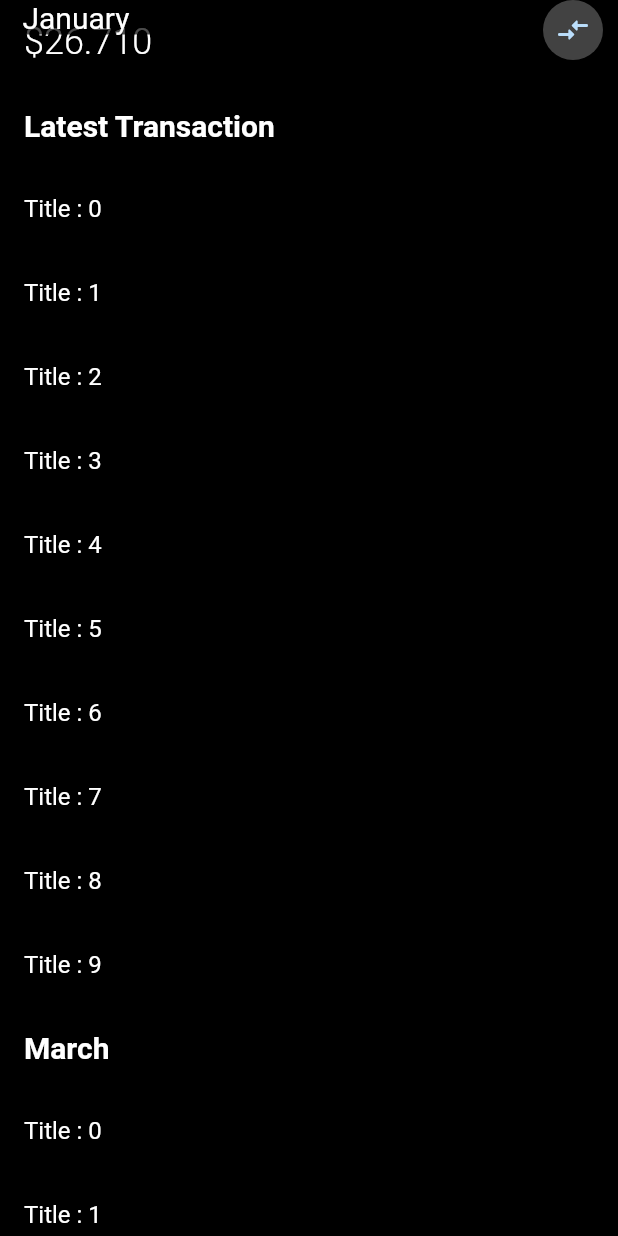
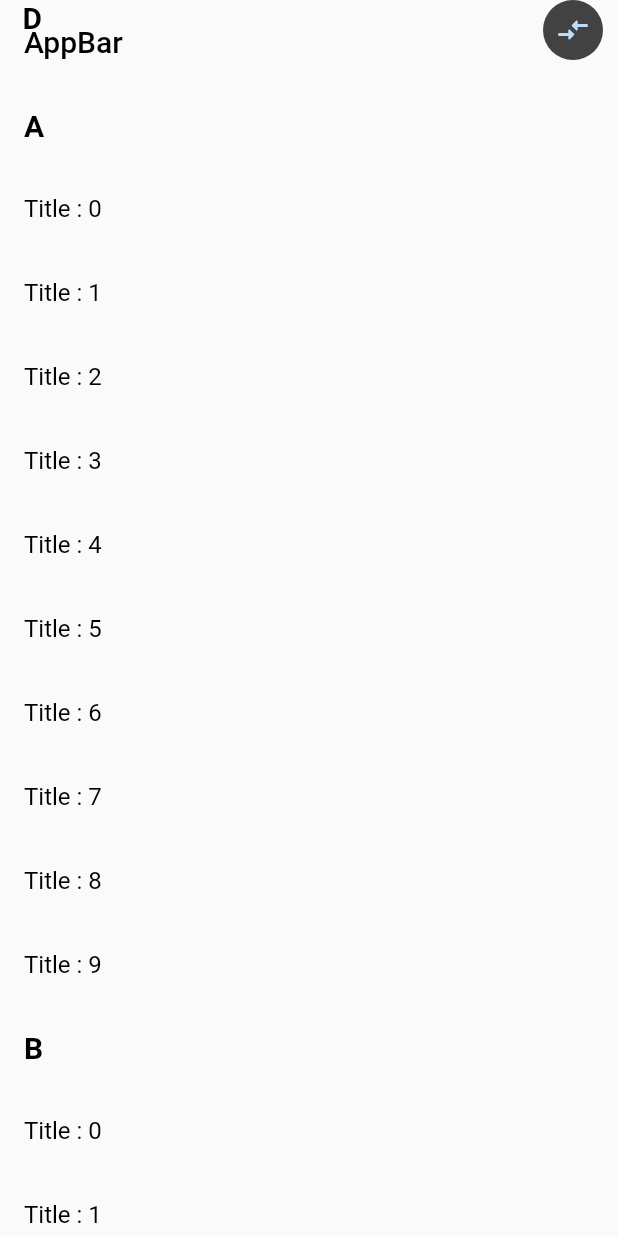
Before and after one commit to 7ANV1R/Bank-App-UI, a Flutter app: the screen it shows after launch, on a phone screen of 412 x 824 dp. Run offline on Flutter 3.47's test engine with Material 2 defaults, Android fonts, the phone set to English and light mode, and no system bars.

Commit message:
adding some garbage code

```diff
--- a/lib/main.dart
+++ b/lib/main.dart
@@ -1,3 +1,4 @@
+import 'package:bank_app/screen/List/StatsList.dart';
 import 'package:bank_app/screen/homepage.dart';
 import 'package:flutter/material.dart';
 
@@ -16,7 +17,7 @@ class MyApp extends StatelessWidget {
       theme: ThemeData(
         primarySwatch: Colors.blue,
       ),
-      home: const HomePage(),
+      home: const StatsList(),
     );
   }
 }
--- /dev/null
+++ b/lib/screen/List/StatsList.dart
@@ -0,0 +1,174 @@
+import 'package:bank_app/screen/List/my_header_title.dart';
+import 'package:flutter/material.dart';
+
+class StatsList extends StatefulWidget {
+  const StatsList({Key? key}) : super(key: key);
+
+  @override
+  State<StatsList> createState() => _StatsListState();
+}
+
+class _StatsListState extends State<StatsList> {
+  final headerNotifier = ValueNotifier<StickyTitle?>(null);
+
+  void refreshHeader(String title, bool visible, {String? lastOne}) {
+    final headerValue = headerNotifier.value;
+    final headerTitle = headerValue?.title ?? title;
+    final headerVisible = headerValue?.visible ?? visible;
+
+    if (headerTitle != title || headerVisible != visible || lastOne != null) {
+      Future.microtask(() {
+        if (!visible && lastOne != null) {
+          headerNotifier.value = StickyTitle(title: title, visible: true);
+        } else {
+          headerNotifier.value = StickyTitle(title: title, visible: visible);
+        }
+      });
+    }
+  }
+
+  @override
+  Widget build(BuildContext context) {
+    return Scaffold(
+      body: SafeArea(
+        child: Stack(
+          children: [
+            CustomScrollView(
+              slivers: [
+                const SliverAppBar(
+                  automaticallyImplyLeading: false,
+                  title: Text(
+                    'AppBar',
+                    style: TextStyle(color: Colors.black),
+                  ),
+                  backgroundColor: Colors.transparent,
+                ),
+                ...[
+                  SliverPersistentHeader(
+                    delegate: MyHeaderTitle(
+                        onHeaderChanged: (visible) {
+                          refreshHeader('A', visible);
+                        },
+                        title: 'A'),
+                  ),
+                  SliverList(
+                      delegate: SliverChildBuilderDelegate(
+                    (context, index) {
+                      return ListTile(
+                        title: Text(
+                          'Title : $index',
+                          style: const TextStyle(
+                            color: Colors.black,
+                          ),
+                        ),
+                      );
+                    },
+                    childCount: 10,
+                  ))
+                ],
+                ...[
+                  SliverPersistentHeader(
+                    delegate: MyHeaderTitle(
+                        onHeaderChanged: (visible) {
+                          refreshHeader('B', visible, lastOne: 'A');
+                        },
+                        title: 'B'),
+                  ),
+                  SliverList(
+                      delegate: SliverChildBuilderDelegate(
+                    (context, index) {
+                      return ListTile(
+                        title: Text(
+                          'Title : $index',
+                          style: const TextStyle(
+                            color: Colors.black,
+                          ),
+                        ),
+                      );
+                    },
+                    childCount: 10,
+                  ))
+                ],
+                ...[
+                  SliverPersistentHeader(
+                    delegate: MyHeaderTitle(
+                        onHeaderChanged: (visible) {
+                          refreshHeader('C', visible, lastOne: 'B');
+                        },
+                        title: 'C'),
+                  ),
+                  SliverList(
+                      delegate: SliverChildBuilderDelegate(
+                    (context, index) {
+                      return ListTile(
+                        title: Text(
+                          'Title : $index',
+                          style: const TextStyle(
+                            color: Colors.black,
+                          ),
+                        ),
+                      );
+                    },
+                    childCount: 10,
+                  ))
+                ],
+                ...[
+                  SliverPersistentHeader(
+                    delegate: MyHeaderTitle(
+                        onHeaderChanged: (visible) {
+                          refreshHeader('D', visible, lastOne: 'C');
+                        },
+                        title: 'D'),
+                  ),
+                  SliverList(
+                      delegate: SliverChildBuilderDelegate(
+                    (context, index) {
+                      return ListTile(
+                        title: Text(
+                          'Title : $index',
+                          style: const TextStyle(
+                            color: Colors.black,
+                          ),
+                        ),
+                      );
+                    },
+                    childCount: 20,
+                  ))
+                ],
+              ],
+            ),
+            ValueListenableBuilder<StickyTitle?>(
+                valueListenable: headerNotifier,
+                builder: (context, snapshot, _) {
+                  final visible = snapshot?.visible ?? false;
+                  final title = snapshot?.title ?? '';
+                  return Positioned(
+                    left: 15,
+                    right: 0,
+                    top: 0,
+                    child: visible
+                        ? Text(
+                            title,
+                            style: const TextStyle(
+                              fontSize: 20,
+                              fontWeight: FontWeight.w600,
+                              color: Colors.black,
+                            ),
+                          )
+                        : const SizedBox.shrink(),
+                  );
+                }),
+            Positioned(
+              right: 10,
+              top: 0,
+              child: CircleAvatar(
+                backgroundColor: Colors.grey[800],
+                child: const Icon(Icons.compare_arrows_rounded),
+              ),
+            )
+          ],
+        ),
+      ),
+    );
+  }
+}
--- a/lib/screen/homepage.dart
+++ b/lib/screen/homepage.dart
@@ -1,4 +1,3 @@
-// ignore_for_file: public_member_api_docs, sort_constructors_first
 import 'package:flutter/material.dart';
 
 class HomePage extends StatefulWidget {
```
Also changed, not shown: lib/screen/List/my_header_title.dart (added, +55 -0 lines).
